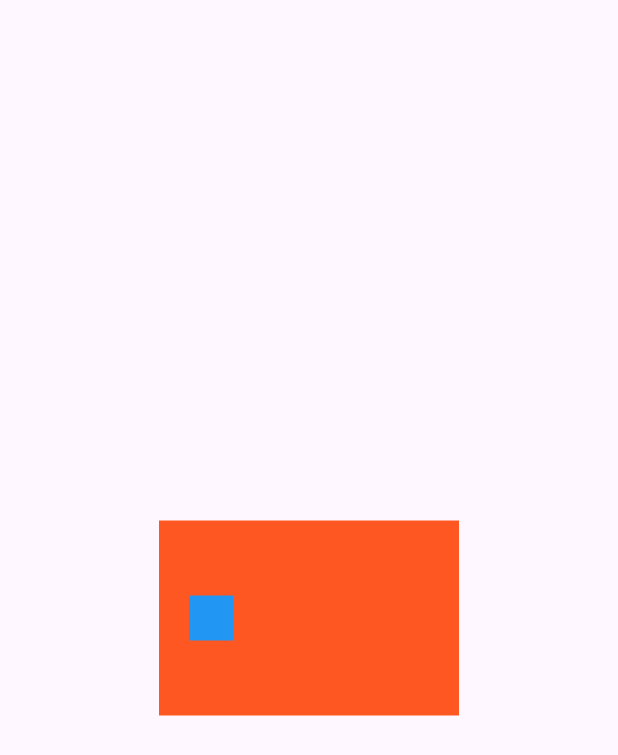
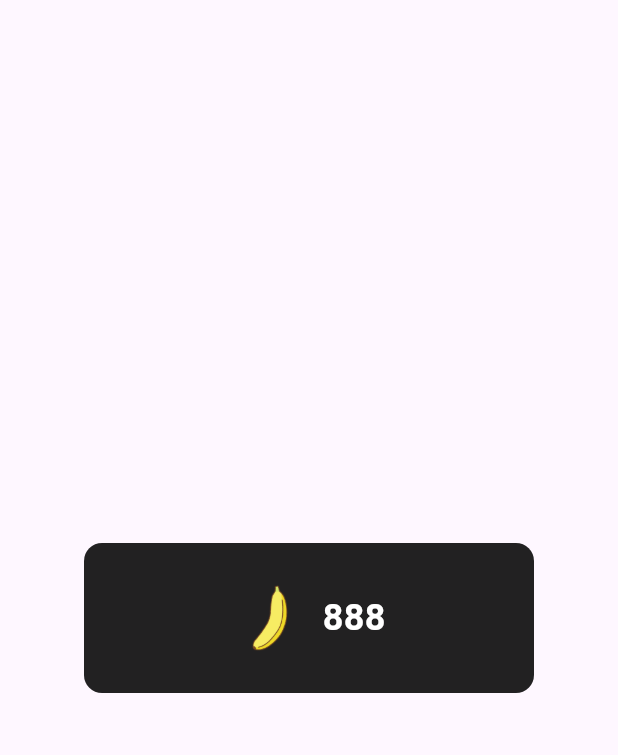
Before and after one commit to bbbyk105/flutter, a Flutter app: the screen it shows after launch, on a phone screen of 412 x 824 dp. Shown: the top 755 px of the screen. Run offline on Flutter 3.47's test engine with Material 3 defaults, Android fonts, the light colour scheme and no system bars.

Commit message:
counterの作成

```diff
--- a/lib/main.dart
+++ b/lib/main.dart
@@ -1,40 +1 @@
-import 'package:flutter/material.dart';
-
-void main() {
-  //カラム
-  // final col = Column(
-  //   mainAxisAlignment: MainAxisAlignment.center,
-  //   crossAxisAlignment: CrossAxisAlignment.center,
-  //   children: [Image.network("https://flutter-image-network.web.app/inu.jpeg")],
-  // );
-
-  final img = Image.network("https://flutter-image-network.web.app/inu.jpeg");
-
-  // final row = Row(
-  //   mainAxisAlignment: MainAxisAlignment.center,
-  //   crossAxisAlignment: CrossAxisAlignment.center,
-  //   children: [img, img, img],
-  // );
-
-  // final col = Row(
-  //   mainAxisAlignment: MainAxisAlignment.center,
-  //   crossAxisAlignment: CrossAxisAlignment.center,
-  //   children: const [Text("レモン"), Text("りんご"), Text("ブドウ")],
-  // );
-
-  final con2 = Container(color: Colors.blue, width: 30, height: 30);
-
-  final con = Container(
-    color: Colors.deepOrange,
-    width: 200,
-    height: 130,
-    child: con2,
-    alignment: Alignment.centerLeft,
-    padding: EdgeInsets.all(20),
-  );
-
-  final a = MaterialApp(
-    home: Scaffold(body: Center(child: con)),
-  );
-  runApp(a);
-}
+import
--- /dev/null
+++ b/lib/part6/banana_counter.dart
@@ -0,0 +1,52 @@
+import "package:flutter/material.dart";
+
+class BananaCounter extends StatelessWidget {
+  // バナナの数
+  final int number;
+
+  const BananaCounter({super.key, required this.number});
+
+  @override
+  Widget build(BuildContext context) {
+    // バナナの画像（パスを修正）
+    final banana = Image.asset(
+      "assets/images/banana.png",
+      width: 50,
+      height: 50,
+    );
+
+    // 数字の部分
+    final text = Text(
+      "$number",
+      style: const TextStyle(
+        color: Colors.white,
+        fontSize: 24,
+        fontWeight: FontWeight.bold,
+      ),
+    );
+
+    // 横に並べる
+    final row = Row(
+      mainAxisAlignment: MainAxisAlignment.center,
+      children: [
+        banana,
+        const SizedBox(width: 10), // 間隔を追加
+        text,
+      ],
+    );
+
+    // 色と大きさを決める
+    final con = Container(
+      width: 300,
+      height: 100,
+      padding: const EdgeInsets.all(12),
+      decoration: BoxDecoration(
+        color: Colors.black87,
+        borderRadius: BorderRadius.circular(12),
+      ),
+      child: row,
+    );
+
+    return con;
+  }
+}
--- /dev/null
+++ b/lib/part6/main.dart
@@ -0,0 +1,10 @@
+import "package:banana/part6/banana_counter.dart";
+import "package:flutter/material.dart";
+
+void main() {
+  final b = BananaCounter(number: 888);
+  final a = MaterialApp(
+    home: Scaffold(body: Center(child: b)),
+  );
+  runApp(a);
+}
--- /dev/null
+++ b/lib/part6/part1-6.dart
@@ -0,0 +1,40 @@
+import 'package:flutter/material.dart';
+
+void main() {
+  //カラム
+  // final col = Column(
+  //   mainAxisAlignment: MainAxisAlignment.center,
+  //   crossAxisAlignment: CrossAxisAlignment.center,
+  //   children: [Image.network("https://flutter-image-network.web.app/inu.jpeg")],
+  // );
+
+  final img = Image.network("https://flutter-image-network.web.app/inu.jpeg");
+
+  // final row = Row(
+  //   mainAxisAlignment: MainAxisAlignment.center,
+  //   crossAxisAlignment: CrossAxisAlignment.center,
+  //   children: [img, img, img],
+  // );
+
+  // final col = Row(
+  //   mainAxisAlignment: MainAxisAlignment.center,
+  //   crossAxisAlignment: CrossAxisAlignment.center,
+  //   children: const [Text("レモン"), Text("りんご"), Text("ブドウ")],
+  // );
+
+  final con2 = Container(color: Colors.blue, width: 30, height: 30);
+
+  final con = Container(
+    color: Colors.deepOrange,
+    width: 200,
+    height: 130,
+    child: con2,
+    alignment: Alignment.centerLeft,
+    padding: EdgeInsets.all(20),
+  );
+
+  final a = MaterialApp(
+    home: Scaffold(body: Center(child: con)),
+  );
+  runApp(a);
+}
```
Also changed, not shown: assets/images/banana.png (added).
